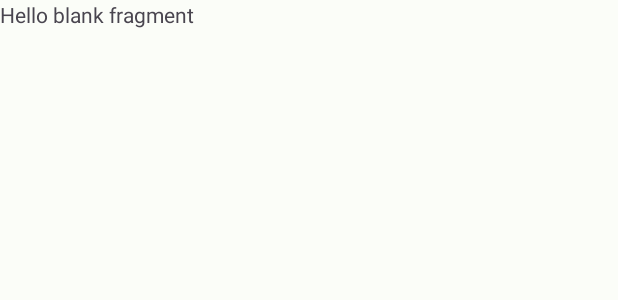
After one commit to JezerMejia/HealthZoneDAM, an Android app: the layout fragment_settings.xml on its own in the app's theme, with its tools: preview values and no code run, on a phone screen of 412 x 824 dp. The commit adds this screen. Shown: the top 300 px of the screen. Run offline under Robolectric (Android 15) with nearby library versions, the phone set to English and light mode, and no system bars.

Commit message:
Added a settings menu

```diff
--- a/app/src/main/java/com/jezerm/healthzone/MainActivity.kt
+++ b/app/src/main/java/com/jezerm/healthzone/MainActivity.kt
@@ -58,6 +58,7 @@ class MainActivity : AppCompatActivity() {
                 R.id.navigation_home,
                 R.id.navigation_appointments,
                 R.id.navigation_maps,
+                R.id.navigation_settings
             )
         )
         setupActionBarWithNavController(navController, appBarConfiguration)
--- /dev/null
+++ b/app/src/main/res/layout/fragment_settings.xml
@@ -0,0 +1,14 @@
+<?xml version="1.0" encoding="utf-8"?>
+<FrameLayout xmlns:android="http://schemas.android.com/apk/res/android"
+    xmlns:tools="http://schemas.android.com/tools"
+    android:layout_width="match_parent"
+    android:layout_height="match_parent"
+    tools:context=".ui.patient.SettingsFragment">
+
+    <!-- TODO: Update blank fragment layout -->
+    <TextView
+        android:layout_width="match_parent"
+        android:layout_height="match_parent"
+        android:text="@string/hello_blank_fragment" />
+
+</FrameLayout>
--- a/app/src/main/res/menu/menu_user.xml
+++ b/app/src/main/res/menu/menu_user.xml
@@ -13,7 +13,7 @@
         android:icon="@drawable/ic_round_map_24"
         android:title="@string/action_map" />
     <item
-        android:id="@+id/action_settings"
+        android:id="@+id/navigation_settings"
         android:icon="@drawable/ic_round_settings_24"
         android:title="@string/action_settings" />
 </menu>
--- a/app/src/main/res/navigation/nav_patient.xml
+++ b/app/src/main/res/navigation/nav_patient.xml
@@ -20,4 +20,9 @@
         android:name="com.jezerm.healthzone.ui.patient.MapsFragment"
         android:label="@string/action_map"
         tools:layout="@layout/fragment_maps_patient" />
+    <fragment
+        android:id="@+id/navigation_settings"
+        android:name="com.jezerm.healthzone.ui.patient.SettingsFragment"
+        android:label="fragment_settings"
+        tools:layout="@layout/fragment_settings" />
 </navigation>
--- a/app/src/main/res/values/strings.xml
+++ b/app/src/main/res/values/strings.xml
@@ -56,4 +56,6 @@
     <string name="invalid_username">Not a valid username</string>
     <string name="invalid_password">Password must be >5 characters</string>
     <string name="login_failed">"Login failed"</string>
+    <!-- TODO: Remove or change this placeholder text -->
+    <string name="hello_blank_fragment">Hello blank fragment</string>
 </resources>
```
Also changed, not shown: app/src/main/java/com/jezerm/healthzone/ui/patient/SettingsFragment.kt (added, +60 -0 lines).
